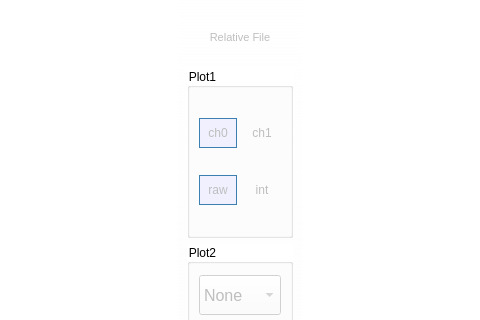
Above: analyzegui.ui from mfeijoo/BluePhysicsmodel82 before the change; both pictures show x 272 to 752 and y 170 to 490 of the 1024 by 600 pixel window. Below: the same form after it.
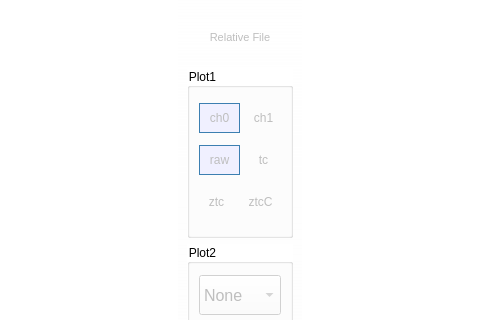
That is the form after the change. Icons and pictures are not drawn.

Commit message: Analyze data all finished before going to Eresa

The edit to the form file:
```diff
--- a/analyzegui.ui
+++ b/analyzegui.ui
@@ -2,6 +2,9 @@
 <ui version="4.0">
  <class>AnalyzeMainWindow</class>
  <widget class="QMainWindow" name="AnalyzeMainWindow">
+  <property name="enabled">
+   <bool>true</bool>
+  </property>
   <property name="geometry">
    <rect>
     <x>0</x>
@@ -213,7 +216,7 @@
           <string>Plot1</string>
          </property>
          <layout class="QGridLayout" name="gridLayout">
-          <item row="0" column="0">
+          <item row="0" column="0" colspan="2">
            <widget class="QToolButton" name="tbviewch0">
             <property name="enabled">
              <bool>false</bool>
@@ -257,7 +260,7 @@
             </property>
            </widget>
           </item>
-          <item row="0" column="1">
+          <item row="0" column="2">
            <widget class="QToolButton" name="tbviewch1">
             <property name="enabled">
              <bool>false</bool>
@@ -301,7 +304,7 @@
             </property>
            </widget>
           </item>
-          <item row="1" column="0">
+          <item row="1" column="0" colspan="2">
            <widget class="QToolButton" name="tbviewraw">
             <property name="enabled">
              <bool>false</bool>
@@ -351,8 +354,8 @@
             </attribute>
            </widget>
           </item>
-          <item row="1" column="1">
-           <widget class="QToolButton" name="tbviewint">
+          <item row="1" column="2">
+           <widget class="QToolButton" name="tbviewtc">
             <property name="enabled">
              <bool>false</bool>
             </property>
@@ -372,7 +375,7 @@
              <string>View int data</string>
             </property>
             <property name="text">
-             <string>int</string>
+             <string>tc</string>
             </property>
             <property name="icon">
              <iconset>
@@ -396,9 +399,100 @@
             <property name="toolButtonStyle">
              <enum>Qt::ToolButtonTextOnly</enum>
             </property>
-            <attribute name="buttonGroup">
-             <string notr="true">buttonGroup</string>
-            </attribute>
+           </widget>
+          </item>
+          <item row="2" column="0">
+           <widget class="QToolButton" name="tbviewztc">
+            <property name="enabled">
+             <bool>false</bool>
+            </property>
+            <property name="sizePolicy">
+             <sizepolicy hsizetype="Expanding" vsizetype="Fixed">
+              <horstretch>0</horstretch>
+              <verstretch>0</verstretch>
+             </sizepolicy>
+            </property>
+            <property name="minimumSize">
+             <size>
+              <width>0</width>
+              <height>30</height>
+             </size>
+            </property>
+            <property name="toolTip">
+             <string>Zeroed temp corrected</string>
+            </property>
+            <property name="text">
+             <string>ztc</string>
+            </property>
+            <property name="icon">
+             <iconset>
+              <normaloff>iconspd/measure.png</normaloff>iconspd/measure.png</iconset>
+            </property>
+            <property name="iconSize">
+             <size>
+              <width>75</width>
+              <height>75</height>
+             </size>
+            </property>
+            <property name="checkable">
+             <bool>true</bool>
+            </property>
+            <property name="checked">
+             <bool>false</bool>
+            </property>
+            <property name="autoExclusive">
+             <bool>true</bool>
+            </property>
+            <property name="toolButtonStyle">
+             <enum>Qt::ToolButtonTextOnly</enum>
+            </property>
+           </widget>
+          </item>
+          <item row="2" column="1" colspan="2">
+           <widget class="QToolButton" name="tbviewztcC">
+            <property name="enabled">
+             <bool>false</bool>
+            </property>
+            <property name="sizePolicy">
+             <sizepolicy hsizetype="Expanding" vsizetype="Fixed">
+              <horstretch>0</horstretch>
+              <verstretch>0</verstretch>
+             </sizepolicy>
+            </property>
+            <property name="minimumSize">
+             <size>
+              <width>0</width>
+              <height>30</height>
+             </size>
+            </property>
+            <property name="toolTip">
+             <string>Zeroed temp corre &amp; calibrated</string>
+            </property>
+            <property name="text">
+             <string>ztcC</string>
+            </property>
+            <property name="icon">
+             <iconset>
+              <normaloff>iconspd/measure.png</normaloff>iconspd/measure.png</iconset>
+            </property>
+            <property name="iconSize">
+             <size>
+              <width>75</width>
+              <height>75</height>
+             </size>
+            </property>
+            <property name="checkable">
+             <bool>true</bool>
+            </property>
+            <property name="checked">
+             <bool>false</bool>
+            </property>
+            <property name="autoExclusive">
+             <bool>true</bool>
+            </property>
+            <property name="toolButtonStyle">
+             <enum>Qt::ToolButtonTextOnly</enum>
+            </property>
            </widget>
           </item>
          </layout>
```
Left out of the diff: 18 changed lines with no effect on the pictures. The commit also changes 2 other files.
